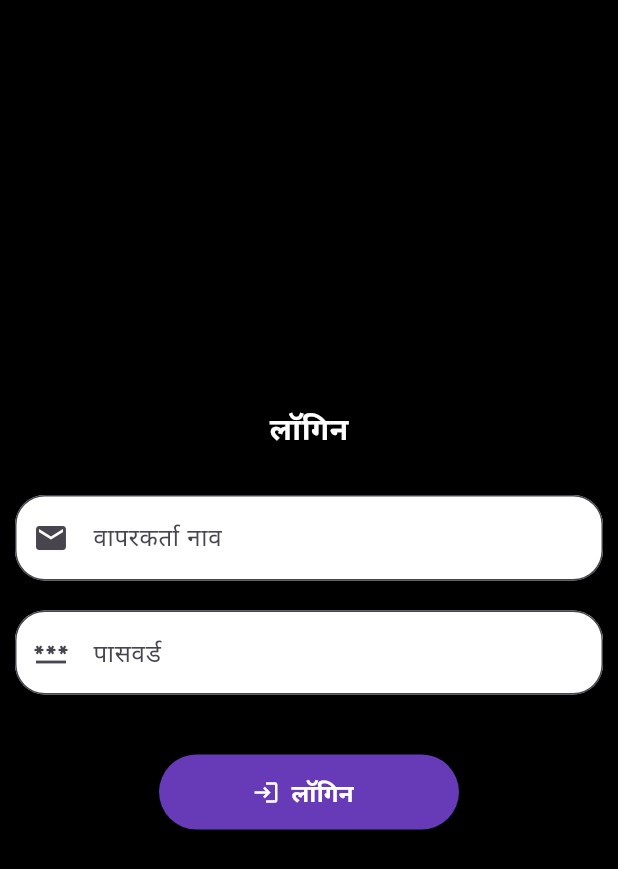
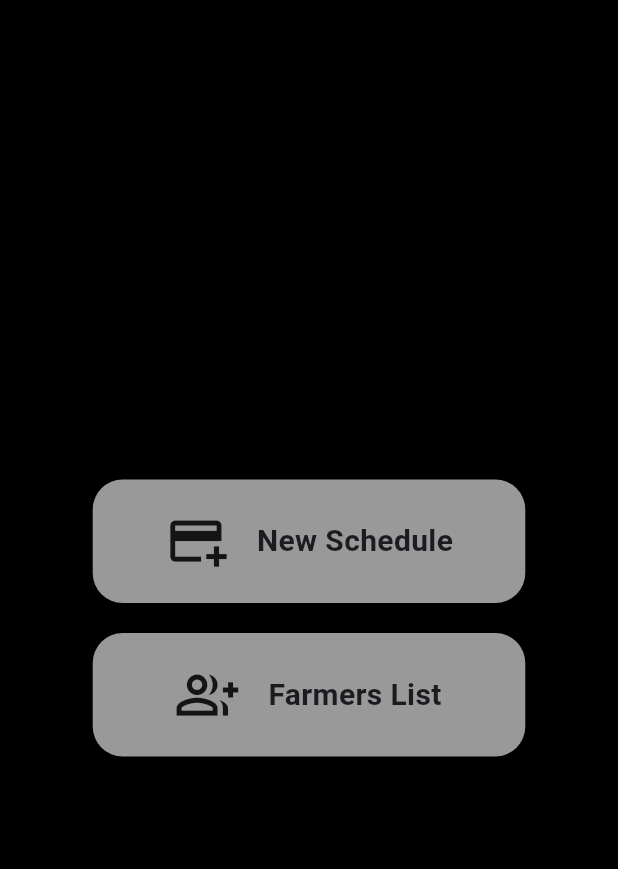
Before and after one commit to Nibzz007/Load-Management, a Flutter app: the screen it shows after launch, after a tap on the "arrow forward" icon, after a tap on "लाॅगिन", on a phone screen of 412 x 824 dp. Shown: the top 869 px of the screen. Run offline on Flutter 3.47's test engine with Material 2 defaults, Android fonts, the phone set to English and light mode, and no system bars.

Commit message:
main screen ui completed

```diff
--- a/lib/core/app_color.dart
+++ b/lib/core/app_color.dart
@@ -5,3 +5,5 @@ const Color kBlack = Colors.black;
 const Color kPurple = Colors.purple;
 const Color kDeepPurple = Colors.deepPurple;
 const Color kGreen = Colors.green;
+const Color kWhite60 = Colors.white60;
+Color kGreen300 = Colors.green.shade100;
--- a/lib/core/app_images.dart
+++ b/lib/core/app_images.dart
@@ -1,3 +1,3 @@
-String splashImage = 'assets/images/Blog-Proper-irrigation-1200x565.png';
-String indiaFlag = 'assets/images/download.png';
-String englishFlag = 'assets/images/download (1).png';
+ String splashImage = 'assets/images/Blog-Proper-irrigation-1200x565.png';
+ String indiaFlag = 'assets/images/download.png';
+ String englishFlag = 'assets/images/download (1).png';
--- a/lib/core/app_sizes.dart
+++ b/lib/core/app_sizes.dart
@@ -6,6 +6,8 @@ const SizedBox kHeight10 = SizedBox(height: 10,);
 const SizedBox kHeight20 = SizedBox(height: 20,);
 const SizedBox kHeight30 = SizedBox(height: 30,);
 const SizedBox kHeight40 = SizedBox(height: 40,);
+const SizedBox kHeight80 = SizedBox(height: 80,);
+
 
 // Width
 
@@ -13,3 +15,4 @@ const SizedBox kWidth10 = SizedBox(width: 10,);
 const SizedBox kWidth20 = SizedBox(width: 20,);
 const SizedBox kWidth30 = SizedBox(width: 30,);
 const SizedBox kWidth40 = SizedBox(width: 40,);
+const SizedBox kWidth100 = SizedBox(width: 100,);
--- a/lib/core/app_style.dart
+++ b/lib/core/app_style.dart
@@ -11,13 +11,9 @@ TextStyle elevatedButtonStyle = const TextStyle(
 
 // TextFormField
 
-TextStyle textFormFieldStyle = const TextStyle(
-  color: kWhite
-);
+TextStyle textFormFieldStyle = const TextStyle(color: kWhite);
 
 // Language selection screen
-
-
 
 // Log In screen
 
@@ -26,3 +22,30 @@ TextStyle mainTextStyle = const TextStyle(
   color: kWhite,
   fontWeight: FontWeight.w600,
 );
+
+// Main screen
+
+TextStyle mainScreenTextStyle = const TextStyle(
+  fontSize: 20,
+  fontWeight: FontWeight.bold,
+);
+
+// Appbar
+
+TextStyle appBarTextStyle = const TextStyle(
+  color: kWhite,
+  fontSize: 20,
+  fontWeight: FontWeight.bold,
+);
+
+// Create new schedele
+
+TextStyle textWidgetTextStyle =
+    const TextStyle(fontSize: 16, fontWeight: FontWeight.w500);
+
+// Farmers list
+
+TextStyle listTileTextStyle = const TextStyle(
+  fontSize: 25,
+  fontWeight: FontWeight.w500
+);
--- a/lib/src/view/language_selection_screen.dart
+++ b/lib/src/view/language selection screen/language_selection_screen.dart
@@ -3,7 +3,7 @@ import 'package:load_management/core/app_color.dart';
 import 'package:load_management/core/app_images.dart';
 import 'package:load_management/core/app_sizes.dart';
 import 'package:load_management/core/app_style.dart';
-import 'package:load_management/src/view/login_screen.dart';
+import 'package:load_management/src/view/login%20screen/login_screen.dart';
 import 'package:load_management/src/view/widgets/elevated_button_widget.dart';
 
 class SelectLanguageScreen extends StatelessWidget {
--- a/lib/src/view/login_screen.dart
+++ b/lib/src/view/login screen/login_screen.dart
@@ -2,6 +2,7 @@ import 'package:flutter/material.dart';
 import 'package:load_management/core/app_color.dart';
 import 'package:load_management/core/app_sizes.dart';
 import 'package:load_management/core/app_style.dart';
+import 'package:load_management/src/view/main%20screen/main_screen.dart';
 import 'package:load_management/src/view/widgets/elevated_button_widget.dart';
 import 'package:load_management/src/view/widgets/text_form_field_widget.dart';
 
@@ -37,7 +38,13 @@ class LogInScreen extends StatelessWidget {
               ),
               kHeight40,
               ElevatedButtonWidget(
-                onPressed: () {},
+                onPressed: () {
+                  Navigator.of(context).push(
+                    MaterialPageRoute(
+                      builder: (context) => MainScreen(),
+                    ),
+                  );
+                },
                 text: 'लाॅगिन',
                 widget: const Icon(
                   Icons.login,
--- /dev/null
+++ b/lib/src/view/main screen/main_screen.dart
@@ -0,0 +1,54 @@
+import 'package:flutter/material.dart';
+import 'package:load_management/core/app_color.dart';
+import 'package:load_management/core/app_sizes.dart';
+import 'package:load_management/src/view/farmerslist%20screen/farmers_list_screen.dart';
+import 'package:load_management/src/view/new%20schedule%20screen/new_schedule_screen.dart';
+import 'package:load_management/src/view/widgets/container_widget.dart';
+
+class MainScreen extends StatelessWidget {
+  const MainScreen({super.key});
+
+  @override
+  Widget build(BuildContext context) {
+    final height = MediaQuery.of(context).size.height;
+    return Scaffold(
+      backgroundColor: kBlack,
+      body: Center(
+        child: Column(
+          mainAxisAlignment: MainAxisAlignment.center,
+          children: [
+            InkWell(
+              child: ContainerWidget(
+                height: height,
+                icon: Icons.add_card_outlined,
+                text: 'New Schedule',
+              ),
+              onTap: () {
+                Navigator.of(context).push(
+                  MaterialPageRoute(
+                    builder: (context) => const NewScheduleScreen(),
+                  ),
+                );
+              },
+            ),
+            kHeight20,
+            InkWell(
+              child: ContainerWidget(
+                height: height,
+                icon: Icons.group_add_outlined,
+                text: 'Farmers List',
+              ),
+              onTap: () {
+                Navigator.of(context).push(
+                  MaterialPageRoute(
+                    builder: (context) => const FarmersListScreen(),
+                  ),
+                );
+              },
+            ),
+          ],
+        ),
+      ),
+    );
+  }
+}
--- a/lib/src/view/splash_screen.dart
+++ b/lib/src/view/splash_screen.dart
@@ -1,7 +1,7 @@
 import 'package:flutter/material.dart';
 import 'package:load_management/core/app_color.dart';
 import 'package:load_management/core/app_images.dart';
-import 'package:load_management/src/view/language_selection_screen.dart';
+import 'package:load_management/src/view/language%20selection%20screen/language_selection_screen.dart';
 
 class SplashScreen extends StatelessWidget {
   const SplashScreen({super.key});
--- /dev/null
+++ b/lib/src/view/widgets/container_widget.dart
@@ -0,0 +1,42 @@
+import 'package:flutter/material.dart';
+import '../../../core/app_color.dart';
+import '../../../core/app_sizes.dart';
+import '../../../core/app_style.dart';
+
+class ContainerWidget extends StatelessWidget {
+  const ContainerWidget(
+      {super.key,
+      required this.height,
+      required this.icon,
+      required this.text});
+
+  final double height;
+  final IconData icon;
+  final String text;
+
+  @override
+  Widget build(BuildContext context) {
+    return Container(
+      height: height * 0.1,
+      width: height * 0.35,
+      decoration: BoxDecoration(
+        color: kWhite60,
+        borderRadius: BorderRadius.circular(20),
+      ),
+      child: Row(
+        mainAxisAlignment: MainAxisAlignment.center,
+        children: [
+          Icon(
+            icon,
+            size: height * 0.05,
+          ),
+          kWidth20,
+          Text(
+            text,
+            style: mainScreenTextStyle,
+          ),
+        ],
+      ),
+    );
+  }
+}
--- a/lib/src/view/widgets/elevated_button_widget.dart
+++ b/lib/src/view/widgets/elevated_button_widget.dart
@@ -8,12 +8,15 @@ class ElevatedButtonWidget extends StatelessWidget {
   const ElevatedButtonWidget({
     super.key,
     required this.onPressed,
-    required this.text, this.widget,
+    required this.text,
+    this.widget,
+    this.backgroundColor = kDeepPurple,
   });
 
   final void Function()? onPressed;
   final String text;
   final Widget? widget;
+  final Color backgroundColor;
 
   @override
   Widget build(BuildContext context) {
@@ -25,8 +28,8 @@ class ElevatedButtonWidget extends StatelessWidget {
         style: elevatedButtonStyle,
       ),
       style: ElevatedButton.styleFrom(
-        backgroundColor: kDeepPurple,
-        fixedSize: const Size(200, 50)
+        backgroundColor: backgroundColor,
+        fixedSize: const Size(300, 50),
       ),
     );
   }
--- a/lib/src/view/widgets/text_form_field_widget.dart
+++ b/lib/src/view/widgets/text_form_field_widget.dart
@@ -9,22 +9,26 @@ class TextFormFieldWidget extends StatelessWidget {
     required this.hintText,
     required this.keyboardType,
     this.obscureText = false,
+    this.fillColor = kWhite
   });
 
   final Widget? prefixIcon;
   final String hintText;
   final TextInputType keyboardType;
   bool obscureText;
+  final Color fillColor;
 
   @override
   Widget build(BuildContext context) {
     return TextFormField(
       obscureText: obscureText,
       keyboardType: keyboardType,
+      cursorHeight: 25,
+      style: const TextStyle(height: 1.2,fontSize: 17),
       decoration: InputDecoration(
         floatingLabelStyle: textFormFieldStyle,
         filled: true,
-        fillColor: kWhite,
+        fillColor: fillColor,
         hintText: hintText,
         prefixIcon: prefixIcon,
         border: OutlineInputBorder(
```
Also changed, not shown: lib/src/view/farmerslist screen/farmer_irrigation_requirement_screen.dart (added, +60 -0 lines), lib/src/view/farmerslist screen/farmers_list_screen.dart (added, +70 -0 lines), lib/src/view/farmerslist screen/widgets/row_textformfield_widget.dart (added, +36 -0 lines), lib/src/view/new schedule screen/new_schedule_screen.dart (added, +78 -0 lines), lib/src/view/widgets/common_appbar_widget.dart (added, +26 -0 lines), lib/src/view/widgets/text_widget.dart (added, +19 -0 lines).
